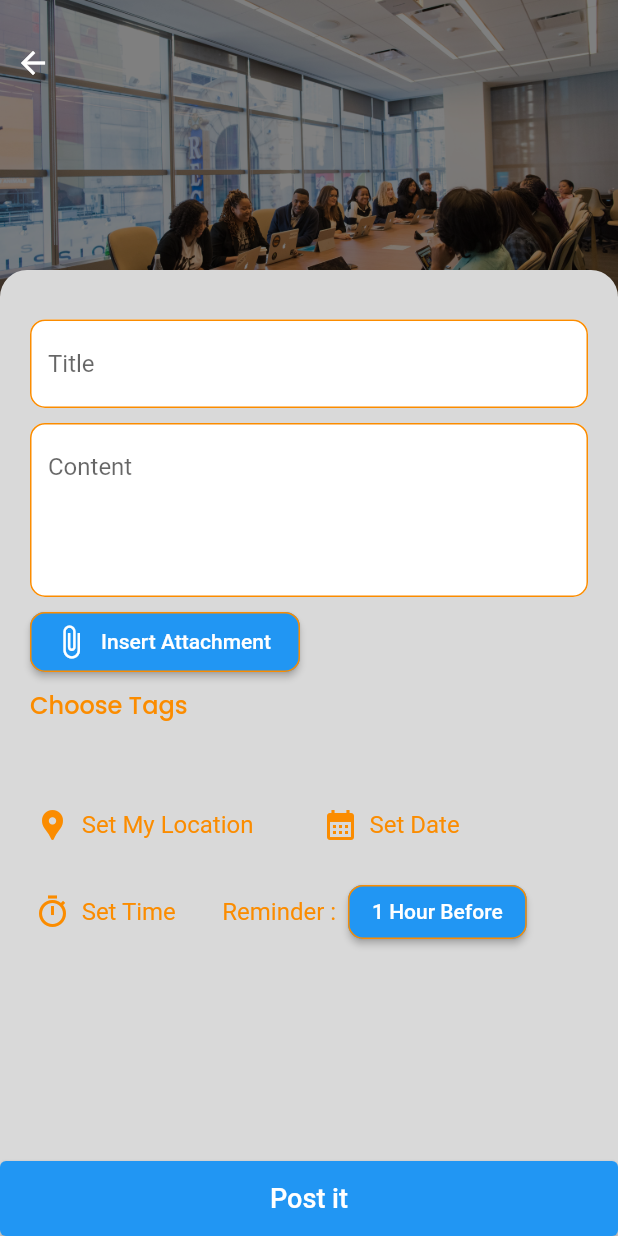
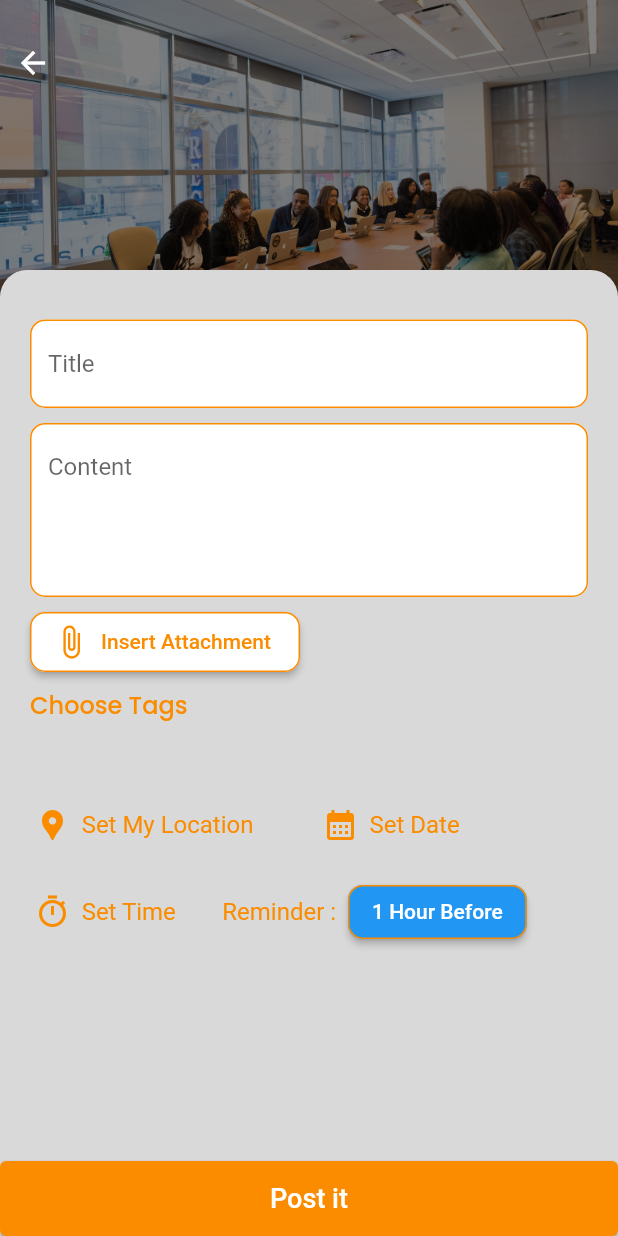
Before and after one commit to fauzanreza/mi_fik, a Flutter app: the addPost screen opened directly, on a phone screen of 412 x 824 dp. Run offline on Flutter 3.47's test engine with Material 2 defaults, Android fonts, the phone set to English and light mode, and no system bars; our stand-ins replace file_picker, flutter_speed_dial, geolocator, google_fonts, google_maps_flutter, table_calendar; missing offline and left inert: mysql1; network calls fail.

Commit message:
fix addpost

```diff
--- a/lib/Home/addPost.dart
+++ b/lib/Home/addPost.dart
@@ -150,8 +150,8 @@ class _addPost extends State<addPost> {
                         height: 40,
                         child: ElevatedButton.icon(
                           style: ElevatedButton.styleFrom(
-                            // primary: Colors.white,
-                            // onPrimary: Color(0xFFFB8C00),
+                            primary: Colors.white,
+                            onPrimary: Color(0xFFFB8C00),
                             side: BorderSide(
                               width: 1.0,
                               color: Color(0xFFFB8C00),
@@ -304,7 +304,7 @@ class _addPost extends State<addPost> {
               alignment: Alignment.bottomCenter,
               child: ElevatedButton(
                 style: ElevatedButton.styleFrom(
-                  //primary: Color(0xFFFB8C00),
+                  primary: Color(0xFFFB8C00),
                   minimumSize: const Size.fromHeight(50), // NEW
                 ),
                 onPressed: () {},
```
